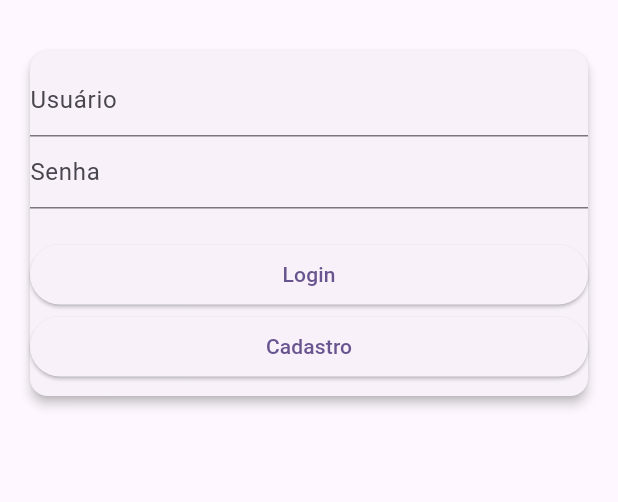
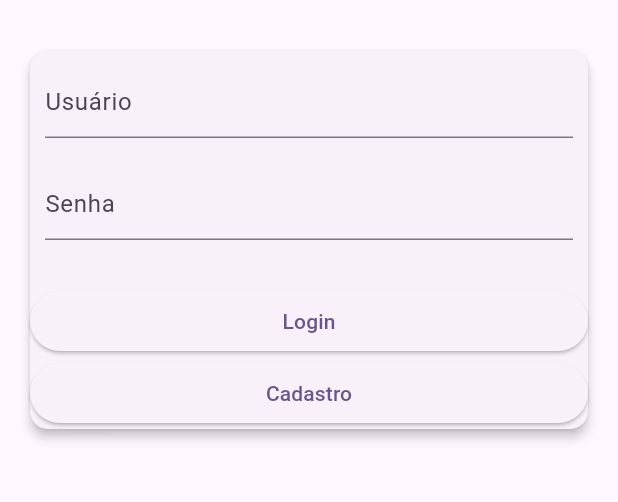
Before and after one commit to raixasantos/unibus, a Flutter app: the screen it shows after launch, on a phone screen of 412 x 824 dp, the part 63-565 px from its top. Run offline on Flutter 3.47's test engine with Material 2 defaults, Android fonts, the light colour scheme and no system bars; our stand-ins replace geolocator, google_maps_flutter.

Commit message:
criados componentes de input de login

```diff
--- /dev/null
+++ b/lib/components/login/LoginInput.dart
@@ -0,0 +1,20 @@
+import 'package:flutter/material.dart';
+
+class LoginInput extends StatefulWidget {
+  final String label;
+  const LoginInput(this.label);
+
+  @override
+  State<LoginInput> createState() => _LoginInputState();
+}
+
+class _LoginInputState extends State<LoginInput> {
+  @override
+  Widget build(BuildContext context) {
+    return Padding(
+        padding: EdgeInsets.all(10),
+        child: TextField(
+          decoration: InputDecoration(hintText: widget.label),
+        ));
+  }
+}
--- a/lib/models/Aluno.dart
+++ b/lib/models/Aluno.dart
@@ -1,4 +1,4 @@
-import 'package:unibus/entities/Usuario.dart';
+import 'package:unibus/models/Usuario.dart';
 
 class Aluno extends Usuario{
   String instituicao;
--- a/lib/models/Motorista.dart
+++ b/lib/models/Motorista.dart
@@ -1,4 +1,4 @@
-import 'package:unibus/entities/Usuario.dart';
+import 'package:unibus/models/Usuario.dart';
 
 class Motorista extends Usuario{
   String _agenda;
--- a/lib/screens/login.dart
+++ b/lib/screens/login.dart
@@ -1,4 +1,5 @@
 import 'package:flutter/material.dart';
+import 'package:unibus/components/login/LoginInput.dart';
 import 'package:unibus/screens/cadastro.dart';
 import 'home.dart';
 
@@ -18,19 +19,14 @@ class _LoginState extends State<Login> {
         Padding(
           padding: EdgeInsets.all(10),
           child: Container(
-            height: 250,
             child: Card(
               margin: EdgeInsets.all(10),
               elevation: 3,
               child: Column(
                 mainAxisAlignment: MainAxisAlignment.center,
                 children: [
-                  TextField(
-                    decoration: InputDecoration(hintText: "Usuário"),
-                  ),
-                  TextField(
-                    decoration: InputDecoration(hintText: "Senha"),
-                  ),
+                  LoginInput("Usuário"),
+                  LoginInput("Senha"),
                   Padding(padding: EdgeInsets.only(top: 20)),
                   Container(
                     width: double.infinity,
```
